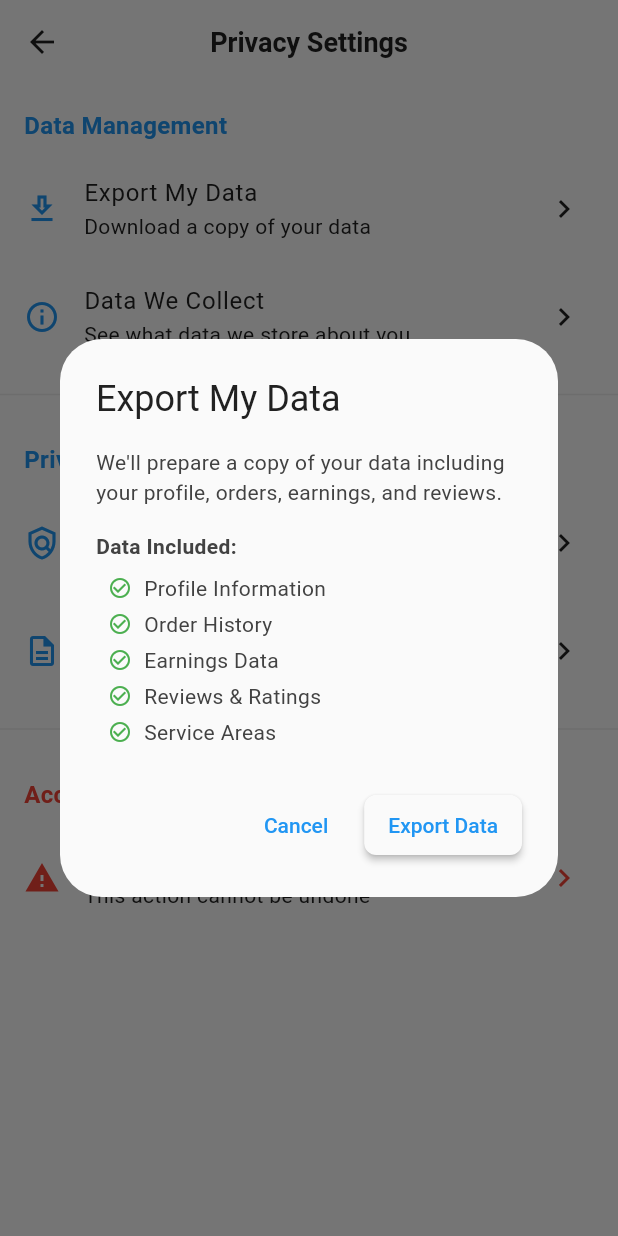
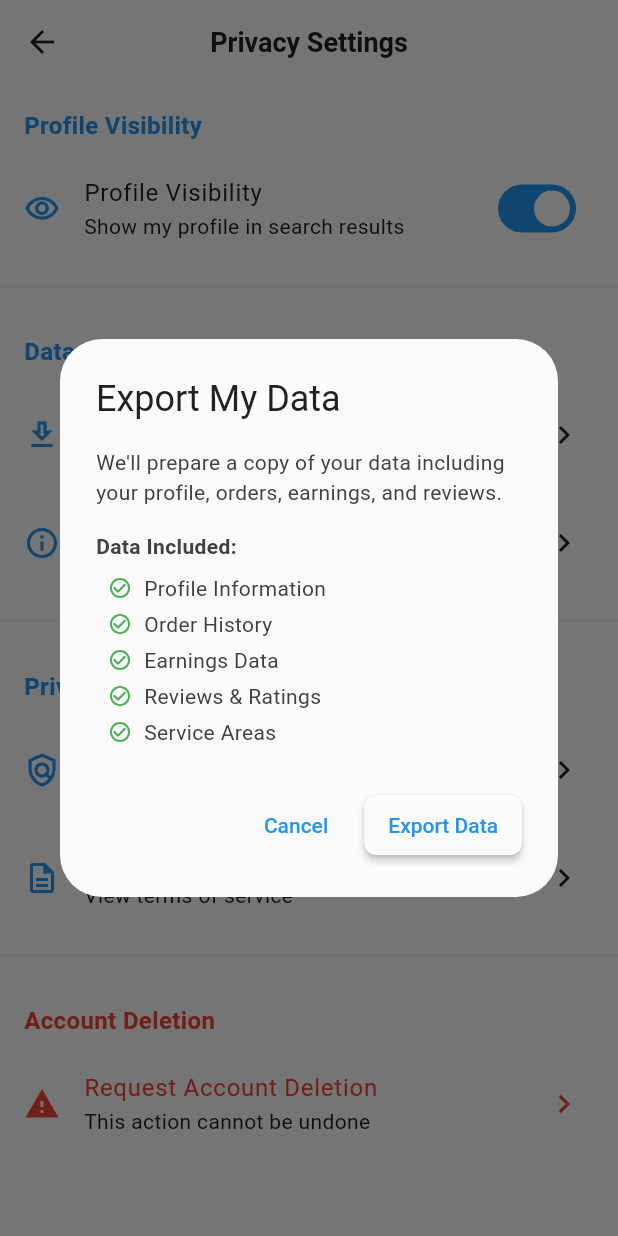
Before and after one commit to HassanHafez92/home_repair_app, a Flutter app: the PrivacySettingsScreen screen opened directly, after a tap on "Export My Data", on a phone screen of 412 x 824 dp. Run offline on Flutter 3.47's test engine with Material 3 defaults, Android fonts, the phone set to English and light mode, and no system bars; our stand-ins replace cached_network_image, cloud_firestore, connectivity_plus, easy_localization, equatable, firebase_analytics and 21 more; missing offline and left inert: firebase_app_check, flutter_facebook_auth; accounts and stored records are empty.

Commit message:
feat(technician): add home, account, and privacy settings screens with profile visibility, data management, and account deletion capabilities.

```diff
--- a/assets/translations/en.json
+++ b/assets/translations/en.json
@@ -95,6 +95,7 @@
     "revenue": "Revenue",
     "pendingApprovals": "Pending Approvals",
     "recentActivity": "Recent Activity",
+    "recentTransactions": "Recent Transactions",
     "newOrderCreated": "New order #{} created",
     "minutesAgo": "{} minutes ago",
     "jobs": "Jobs",
--- a/lib/screens/technician/account_settings_screen.dart
+++ b/lib/screens/technician/account_settings_screen.dart
@@ -4,7 +4,6 @@
 import 'package:flutter/material.dart';
 import 'package:provider/provider.dart';
 import 'package:easy_localization/easy_localization.dart';
-import 'package:cloud_firestore/cloud_firestore.dart';
 import '../../services/auth_service.dart';
 import '../../widgets/custom_text_field.dart';
 
--- a/lib/screens/technician/privacy_settings_screen.dart
+++ b/lib/screens/technician/privacy_settings_screen.dart
@@ -16,6 +16,30 @@ class PrivacySettingsScreen extends StatelessWidget {
       appBar: AppBar(title: Text('privacySettings'.tr())),
       body: ListView(
         children: [
+          // Profile Visibility Section
+          _buildSectionHeader('profileVisibility'.tr()),
+
+          FutureBuilder<bool>(
+            future: _getProfileVisibility(context),
+            builder: (context, snapshot) {
+              final isVisible = snapshot.data ?? true;
+              return SwitchListTile(
+                secondary: const Icon(
+                  Icons.visibility_outlined,
+                  color: Colors.blue,
+                ),
+                title: Text('profileVisibility'.tr()),
+                subtitle: Text('showProfileInSearch'.tr()),
+                value: isVisible,
+                onChanged: snapshot.hasData
+                    ? (value) => _updateProfileVisibility(context, value)
+                    : null,
+              );
+            },
+          ),
+
+          const Divider(height: 32),
+
           // Data Management Section
           _buildSectionHeader('dataManagement'.tr()),
 
@@ -578,6 +602,56 @@ For questions about these terms, contact support@homerepair.com
       }
     }
   }
+
+  Future<bool> _getProfileVisibility(BuildContext context) async {
+    try {
+      final authService = Provider.of<AuthService>(context, listen: false);
+      final user = authService.currentUser;
+
+      if (user == null) return true;
+
+      final doc = await FirebaseFirestore.instance
+          .collection('users')
+          .doc(user.uid)
+          .get();
+
+      return doc.data()?['profileVisible'] ?? true;
+    } catch (e) {
+      return true; // Default to visible if error
+    }
+  }
+
+  Future<void> _updateProfileVisibility(
+    BuildContext context,
+    bool isVisible,
+  ) async {
+    try {
+      final authService = Provider.of<AuthService>(context, listen: false);
+      final user = authService.currentUser;
+
+      if (user == null) return;
+
+      await FirebaseFirestore.instance.collection('users').doc(user.uid).update(
+        {'profileVisible': isVisible},
+      );
+
+      if (context.mounted) {
+        ScaffoldMessenger.of(context).showSnackBar(
+          SnackBar(
+            content: Text(
+              isVisible ? 'profileNowVisible'.tr() : 'profileNowHidden'.tr(),
+            ),
+          ),
+        );
+      }
+    } catch (e) {
+      if (context.mounted) {
+        ScaffoldMessenger.of(
+          context,
+        ).showSnackBar(SnackBar(content: Text('${'error'.tr()}: $e')));
+      }
+    }
+  }
 }
 
 // Policy Viewer Screen
```
Also changed, not shown: lib/screens/technician/technician_home_screen.dart (+20 -10 lines).
